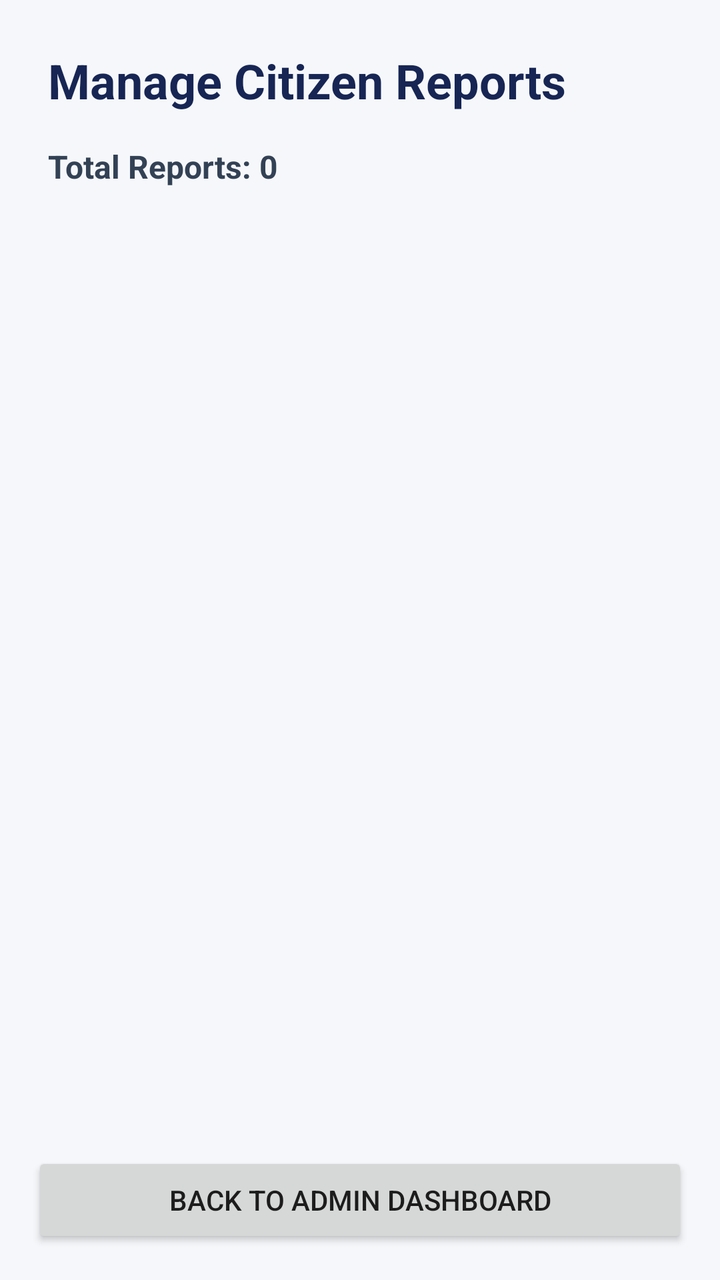
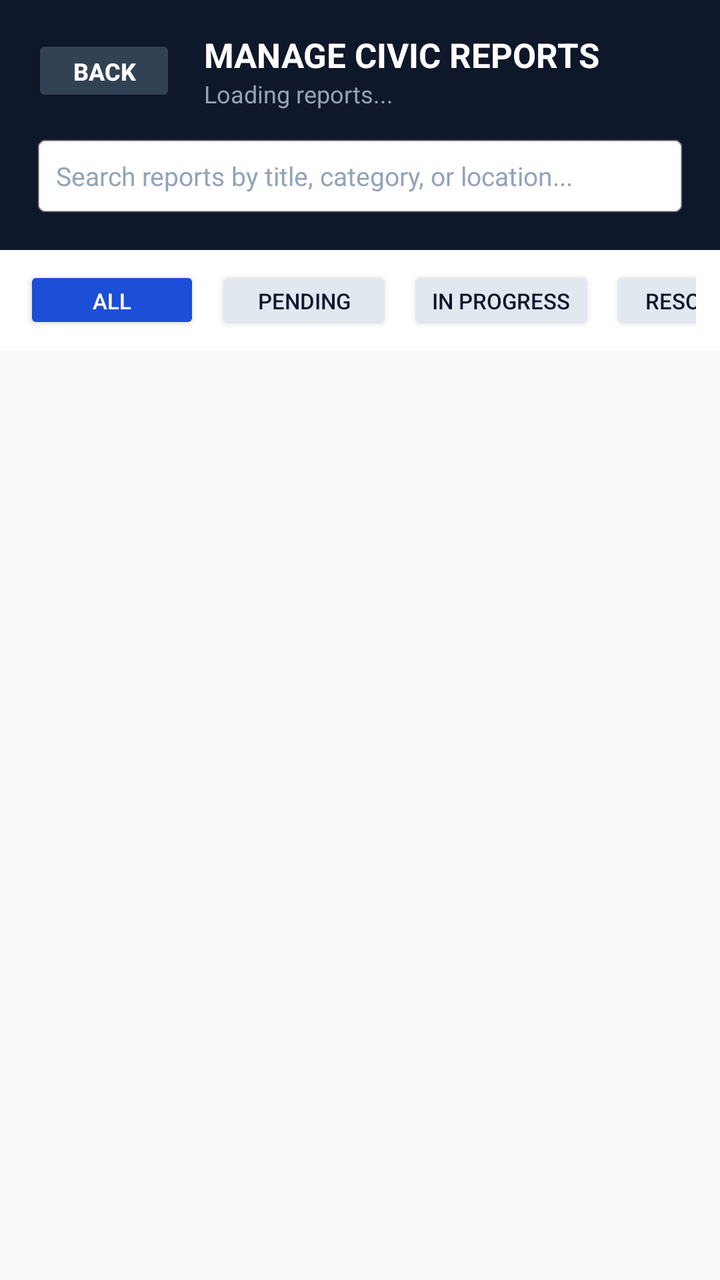

Two renders of the same Android screen: before a commit and after it. Below are the layout's source before the change and the commit's diff.
<!-- AndroidManifest.xml: application theme Theme.SPONDON -->
<!-- res/layout/activity_manage_reports.xml -->
<?xml version="1.0" encoding="utf-8"?>
<LinearLayout
    xmlns:android="http://schemas.android.com/apk/res/android"
    android:layout_width="match_parent"
    android:layout_height="match_parent"
    android:orientation="vertical"
    android:padding="16dp"
    android:background="#F5F7FA">

    <TextView
        android:id="@+id/tvReportsTitle"
        android:layout_width="match_parent"
        android:layout_height="wrap_content"
        android:text="Manage Citizen Reports"
        android:textSize="24sp"
        android:textStyle="bold"
        android:textColor="#172554"
        android:padding="8dp"/>

    <TextView
        android:id="@+id/tvReportCount"
        android:layout_width="match_parent"
        android:layout_height="wrap_content"
        android:text="Total Reports: 0"
        android:textSize="16sp"
        android:textStyle="bold"
        android:textColor="#334155"
        android:padding="8dp"/>

    <ProgressBar
        android:id="@+id/progressReports"
        android:layout_width="wrap_content"
        android:layout_height="wrap_content"
        android:layout_gravity="center"
        android:visibility="gone"/>

    <TextView
        android:id="@+id/tvNoReports"
        android:layout_width="match_parent"
        android:layout_height="wrap_content"
        android:text="No citizen reports found."
        android:textSize="16sp"
        android:textColor="#64748B"
        android:gravity="center"
        android:padding="24dp"
        android:visibility="gone"/>

    <ListView
        android:id="@+id/lvReports"
        android:layout_width="match_parent"
        android:layout_height="0dp"
        android:layout_weight="1"
        android:divider="#CBD5E1"
        android:dividerHeight="1dp"/>

    <Button
        android:id="@+id/btnBackReports"
        android:layout_width="match_parent"
        android:layout_height="wrap_content"
        android:text="Back to Admin Dashboard"
        android:layout_marginTop="12dp"/>

</LinearLayout>
<!-- resources referenced by this layout -->
<resources>
  <style name="Theme.SPONDON" parent="Theme.AppCompat.Light.DarkActionBar">
          
          <item name="colorPrimary">@color/purple_500</item>
          <item name="colorPrimaryDark">@color/purple_700</item>
          <item name="colorAccent">@color/teal_200</item>
          
      </style>
  <color name="purple_500">#FF6200EE</color>
  <color name="purple_700">#FF3700B3</color>
  <color name="teal_200">#FF03DAC5</color>
</resources>

<!-- the commit's change to res/layout/activity_manage_reports.xml (unified diff, before → after) -->
@@ -1,63 +1,178 @@
 <?xml version="1.0" encoding="utf-8"?>
-<LinearLayout
-    xmlns:android="http://schemas.android.com/apk/res/android"
+<LinearLayout xmlns:android="http://schemas.android.com/apk/res/android"
     android:layout_width="match_parent"
     android:layout_height="match_parent"
-    android:orientation="vertical"
-    android:padding="16dp"
-    android:background="#F5F7FA">
+    android:background="#F8FAFC"
+    android:orientation="vertical">
 
-    <TextView
-        android:id="@+id/tvReportsTitle"
+    
+    <LinearLayout
         android:layout_width="match_parent"
         android:layout_height="wrap_content"
-        android:text="Manage Citizen Reports"
-        android:textSize="24sp"
-        android:textStyle="bold"
-        android:textColor="#172554"
-        android:padding="8dp"/>
+        android:background="#0F172A"
+        android:orientation="vertical"
+        android:padding="16dp">
 
-    <TextView
-        android:id="@+id/tvReportCount"
+        <LinearLayout
+            android:layout_width="match_parent"
+            android:layout_height="wrap_content"
+            android:gravity="center_vertical"
+            android:orientation="horizontal">
+
+            <Button
+                android:id="@+id/btnBackReports"
+                android:layout_width="72dp"
+                android:layout_height="36dp"
+                android:backgroundTint="#334155"
+                android:text="Back"
+                android:textColor="#FFFFFF"
+                android:textSize="12sp"
+                android:textStyle="bold" />
+
+            <LinearLayout
+                android:layout_width="0dp"
+                android:layout_height="wrap_content"
+                android:layout_marginStart="14dp"
+                android:layout_weight="1"
+                android:orientation="vertical">
+
+                <TextView
+                    android:id="@+id/tvReportsTitle"
+                    android:layout_width="wrap_content"
+                    android:layout_height="wrap_content"
+                    android:text="MANAGE CIVIC REPORTS"
+                    android:textColor="#FFFFFF"
+                    android:textSize="17sp"
+                    android:textStyle="bold" />
+
+                <TextView
+                    android:id="@+id/tvReportCount"
+                    android:layout_width="wrap_content"
+                    android:layout_height="wrap_content"
+                    android:text="Loading reports..."
+                    android:textColor="#94A3B8"
+                    android:textSize="12sp" />
+
+            </LinearLayout>
+
+        </LinearLayout>
+
+        
+        <EditText
+            android:id="@+id/etSearchManageReports"
+            android:layout_width="match_parent"
+            android:layout_height="42dp"
+            android:layout_marginTop="12dp"
+            android:background="@android:drawable/editbox_background"
+            android:hint="Search reports by title, category, or location..."
+            android:paddingStart="12dp"
+            android:paddingEnd="12dp"
+            android:textColor="#0F172A"
+            android:textColorHint="#94A3B8"
+            android:textSize="13sp" />
+
+    </LinearLayout>
+
+    
+    <HorizontalScrollView
         android:layout_width="match_parent"
         android:layout_height="wrap_content"
-        android:text="Total Reports: 0"
-        android:textSize="16sp"
-        android:textStyle="bold"
-        android:textColor="#334155"
-        android:padding="8dp"/>
+        android:background="#FFFFFF"
+        android:paddingStart="12dp"
+        android:paddingTop="8dp"
+        android:paddingEnd="12dp"
+        android:paddingBottom="8dp"
+        android:scrollbars="none">
+
+        <LinearLayout
+            android:layout_width="wrap_content"
+            android:layout_height="wrap_content"
+            android:orientation="horizontal">
+
+            <Button
+                android:id="@+id/btnFilterReportAll"
+                android:layout_width="wrap_content"
+                android:layout_height="34dp"
+                android:layout_marginEnd="8dp"
+                android:backgroundTint="#1D4ED8"
+                android:text="All"
+                android:textColor="#FFFFFF"
+                android:textSize="11sp" />
+
+            <Button
+                android:id="@+id/btnFilterReportPending"
+                android:layout_width="wrap_content"
+                android:layout_height="34dp"
+                android:layout_marginEnd="8dp"
+                android:backgroundTint="#E2E8F0"
+                android:text="Pending"
+                android:textColor="#0F172A"
+                android:textSize="11sp" />
+
+            <Button
+                android:id="@+id/btnFilterReportProgress"
+                android:layout_width="wrap_content"
+                android:layout_height="34dp"
+                android:layout_marginEnd="8dp"
+                android:backgroundTint="#E2E8F0"
+                android:text="In Progress"
+                android:textColor="#0F172A"
+                android:textSize="11sp" />
+
+            <Button
+                android:id="@+id/btnFilterReportResolved"
+                android:layout_width="wrap_content"
+                android:layout_height="34dp"
+                android:backgroundTint="#E2E8F0"
+                android:text="Resolved"
+                android:textColor="#0F172A"
+                android:textSize="11sp" />
+
+        </LinearLayout>
+
+    </HorizontalScrollView>
 
     <ProgressBar
         android:id="@+id/progressReports"
         android:layout_width="wrap_content"
         android:layout_height="wrap_content"
         android:layout_gravity="center"
-        android:visibility="gone"/>
+        android:layout_marginTop="20dp"
+        android:visibility="gone" />
 
     <TextView
         android:id="@+id/tvNoReports"
         android:layout_width="match_parent"
         android:layout_height="wrap_content"
-        android:text="No citizen reports found."
-        android:textSize="16sp"
-        android:textColor="#64748B"
+        android:layout_marginTop="40dp"
         android:gravity="center"
         android:padding="24dp"
-        android:visibility="gone"/>
+        android:text="No citizen reports match the selected criteria."
+        android:textColor="#94A3B8"
+        android:textSize="15sp"
+        android:visibility="gone" />
 
+    
+    <ScrollView
+        android:layout_width="match_parent"
+        android:layout_height="0dp"
+        android:layout_weight="1"
+        android:fillViewport="true">
+
+        <LinearLayout
+            android:id="@+id/layoutReportsContainer"
+            android:layout_width="match_parent"
+            android:layout_height="wrap_content"
+            android:orientation="vertical"
+            android:padding="16dp" />
+
+    </ScrollView>
+
+    
     <ListView
         android:id="@+id/lvReports"
         android:layout_width="match_parent"
         android:layout_height="0dp"
-        android:layout_weight="1"
-        android:divider="#CBD5E1"
-        android:dividerHeight="1dp"/>
-
-    <Button
-        android:id="@+id/btnBackReports"
-        android:layout_width="match_parent"
-        android:layout_height="wrap_content"
-        android:text="Back to Admin Dashboard"
-        android:layout_marginTop="12dp"/>
+        android:visibility="gone" />
 
 </LinearLayout>
<!-- resource entries referenced after the edit -->
@@ -1,14 +1,16 @@
 <!-- resources referenced by this layout -->
 <resources>
-  <style name="Theme.SPONDON" parent="Theme.AppCompat.Light.DarkActionBar">
+  <style name="Theme.SPONDON" parent="Theme.AppCompat.Light.NoActionBar">
           
-          <item name="colorPrimary">@color/purple_500</item>
-          <item name="colorPrimaryDark">@color/purple_700</item>
-          <item name="colorAccent">@color/teal_200</item>
-          
+          <item name="colorPrimary">@color/primary_blue</item>
+          <item name="colorPrimaryDark">@color/primary_blue_dark</item>
+          <item name="colorAccent">@color/accent_cyan</item>
+          <item name="android:windowBackground">@color/surface_background</item>
+          <item name="android:statusBarColor">@color/primary_blue_dark</item>
       </style>
-  <color name="purple_500">#FF6200EE</color>
-  <color name="purple_700">#FF3700B3</color>
-  <color name="teal_200">#FF03DAC5</color>
+  <color name="primary_blue">#0B4F9C</color>
+  <color name="primary_blue_dark">#083B75</color>
+  <color name="accent_cyan">#00B4D8</color>
+  <color name="surface_background">#F8FAFC</color>
 </resources>
 
